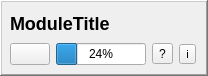
Qt form src/Interface/Application/Module.ui (SCIInstitute/SCIRun) before a commit.
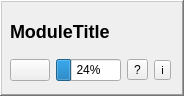
The same form after that commit. Icons and pictures are not drawn.

```diff
--- a/src/Interface/Application/Module.ui
+++ b/src/Interface/Application/Module.ui
@@ -6,8 +6,8 @@
    <rect>
     <x>0</x>
     <y>0</y>
-    <width>208</width>
-    <height>76</height>
+    <width>184</width>
+    <height>96</height>
    </rect>
   </property>
   <property name="sizePolicy">
@@ -34,16 +34,24 @@
   <property name="midLineWidth">
    <number>0</number>
   </property>
-  <widget class="QWidget" name="layoutWidget">
+  <widget class="QWidget" name="">
    <property name="geometry">
     <rect>
      <x>10</x>
      <y>10</y>
-     <width>186</width>
-     <height>55</height>
+     <width>161</width>
+     <height>71</height>
     </rect>
    </property>
+   <layout class="QVBoxLayout" name="verticalLayout_2">
+    <item>
    <layout class="QVBoxLayout" name="verticalLayout">
+      <property name="topMargin">
+       <number>0</number>
+      </property>
+      <property name="bottomMargin">
+       <number>0</number>
+      </property>
     <item>
      <widget class="QLabel" name="titleLabel_">
       <property name="lineWidth">
@@ -102,6 +110,8 @@
          <string>i</string>
         </property>
        </widget>
+        </item>
+       </layout>
       </item>
      </layout>
     </item>
```
Lines whose indentation alone changed are shown as unchanged.
